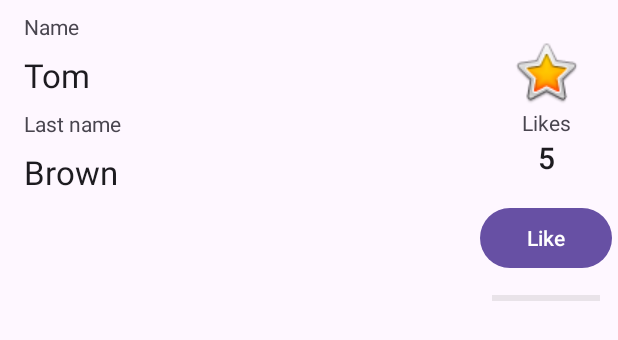
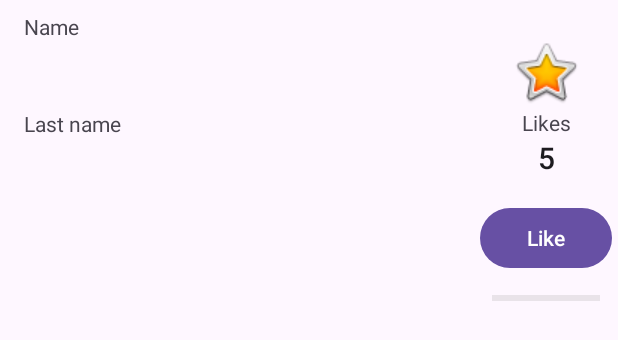
Before and after one commit to kerikir/SampleDataBinding, an Android app: the layout activity_main.xml on its own in the app's theme, with its tools: preview values and no code run, on a phone screen of 412 x 824 dp. Shown: the top 340 px of the screen. Run offline under Robolectric (Android 15) with nearby library versions, the phone set to English and light mode, and no system bars.

Commit message:
add layout variables and layout expressions in activity_main.xml

```diff
--- a/app/src/main/res/layout/activity_main.xml
+++ b/app/src/main/res/layout/activity_main.xml
@@ -5,8 +5,10 @@
     xmlns:app="http://schemas.android.com/apk/res-auto"
     xmlns:tools="http://schemas.android.com/tools">
 
+    <!-- Переменные макета -->
     <data>
-
+        <variable name="name" type="String"/>
+        <variable name="lastName" type="String"/>
     </data>
 
     <androidx.constraintlayout.widget.ConstraintLayout
@@ -34,7 +36,7 @@
             android:layout_marginStart="16dp"
             android:layout_marginTop="8dp"
             android:layout_marginEnd="128dp"
-            android:text="@string/placeholder_name"
+            android:text="@{name}"
             android:textAppearance="@style/TextAppearance.AppCompat.Large"
             app:layout_constraintEnd_toEndOf="parent"
             app:layout_constraintStart_toStartOf="parent"
@@ -62,7 +64,7 @@
             android:layout_marginStart="16dp"
             android:layout_marginTop="8dp"
             android:layout_marginEnd="128dp"
-            android:text="@string/placeholder_lastName"
+            android:text="@{lastName}"
             android:textAppearance="@style/TextAppearance.AppCompat.Large"
             app:layout_constraintEnd_toEndOf="parent"
             app:layout_constraintStart_toStartOf="parent"
```
